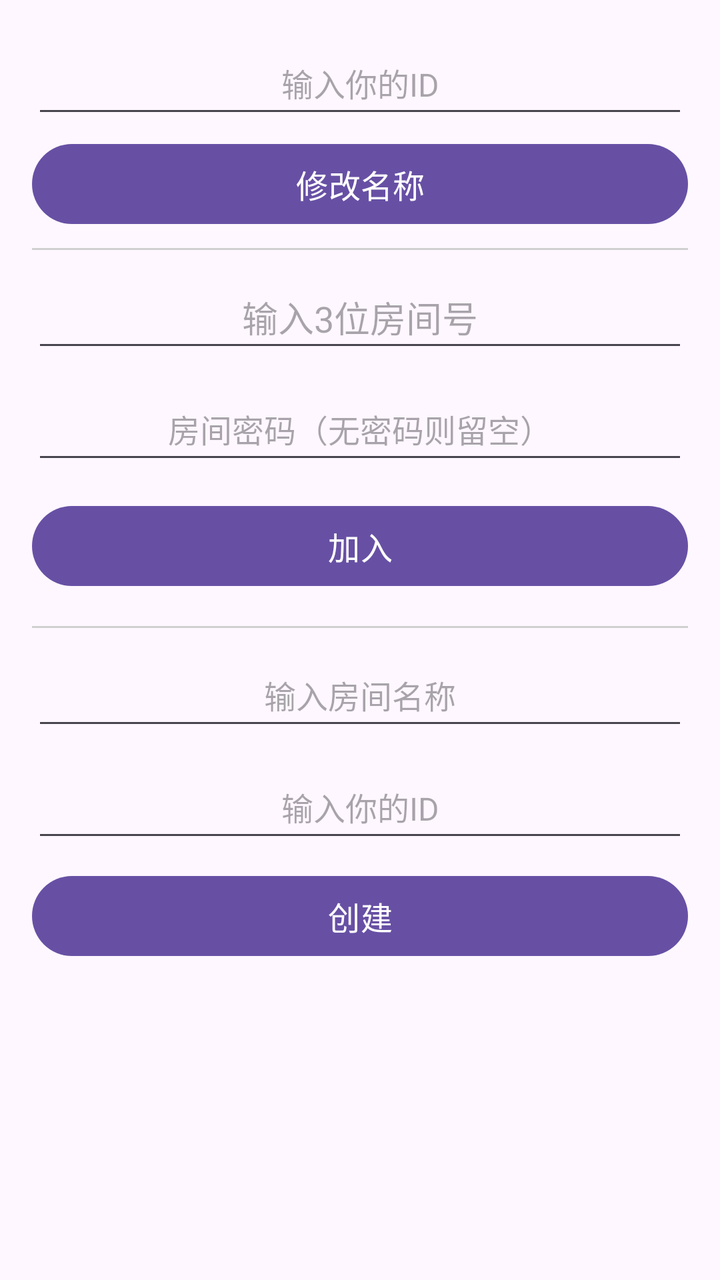
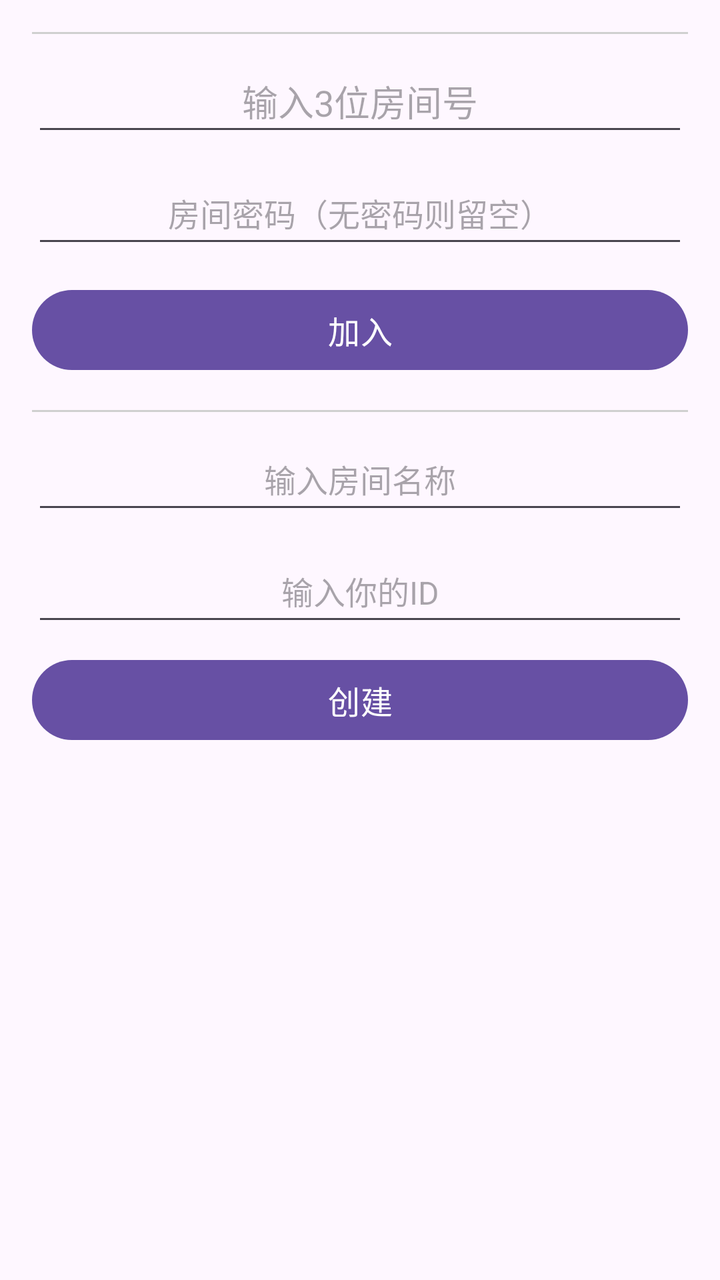

Before-and-after screenshots of an Android layout around one commit, followed by the original layout XML and the change that was made.
<!-- AndroidManifest.xml: application theme Theme.Boss -->
<!-- res/layout/dialog_room.xml -->
<?xml version="1.0" encoding="utf-8"?>
<ScrollView xmlns:android="http://schemas.android.com/apk/res/android"
    android:layout_width="match_parent"
    android:layout_height="match_parent"
    android:fillViewport="true">
<LinearLayout
    android:layout_width="match_parent"
    android:layout_height="wrap_content"
    android:orientation="vertical"
    android:padding="16dp">

    <EditText
        android:id="@+id/room_name_edit"
        android:layout_width="match_parent"
        android:layout_height="48dp"
        android:hint="@string/create_user_name_hint"
        android:inputType="text"
        android:maxLength="10"
        android:textSize="16sp"
        android:layout_marginBottom="4dp"
        android:gravity="center"/>

    <Button
        android:id="@+id/btn_change_name"
        android:layout_width="match_parent"
        android:layout_height="48dp"
        android:layout_marginBottom="8dp"
        android:text="@string/change_name"
        android:textSize="16sp" />

    <View
        android:layout_width="match_parent"
        android:layout_height="1dp"
        android:background="#D0D0D0"
        android:layout_marginBottom="8dp" />

    <EditText
        android:id="@+id/room_id_input"
        android:layout_width="match_parent"
        android:layout_height="48dp"
        android:gravity="center"
        android:hint="@string/join_room_id_hint"
        android:inputType="number"
        android:maxLength="3"
        android:textSize="18sp" />

    <EditText
        android:id="@+id/room_password_input"
        android:layout_width="match_parent"
        android:layout_height="48dp"
        android:layout_marginTop="8dp"
        android:hint="@string/room_password_hint"
        android:inputType="textPassword"
        android:maxLength="20"
        android:textSize="16sp"
        android:gravity="center" />

    <Button
        android:id="@+id/btn_join_room"
        android:layout_width="match_parent"
        android:layout_height="48dp"
        android:layout_marginTop="12dp"
        android:text="@string/join_room_btn"
        android:textSize="16sp" />

    <View
        android:layout_width="match_parent"
        android:layout_height="1dp"
        android:layout_marginTop="16dp"
        android:layout_marginBottom="8dp"
        android:background="#D0D0D0" />

    <EditText
        android:id="@+id/room_name_input"
        android:layout_width="match_parent"
        android:layout_height="48dp"
        android:hint="@string/room_name_hint_create"
        android:inputType="text"
        android:maxLength="10"
        android:textSize="16sp"
        android:gravity="center" />

    <EditText
        android:id="@+id/create_user_name"
        android:layout_width="match_parent"
        android:layout_height="48dp"
        android:layout_marginTop="8dp"
        android:hint="@string/create_user_name_hint"
        android:inputType="text"
        android:maxLength="10"
        android:textSize="16sp"
        android:gravity="center" />

    <Button
        android:id="@+id/btn_create_room"
        android:layout_width="match_parent"
        android:layout_height="48dp"
        android:layout_marginTop="8dp"
        android:text="@string/room_create"
        android:textSize="16sp" />

</LinearLayout>
</ScrollView>
<!-- resources referenced by this layout -->
<resources>
  <string name="change_name">修改名称</string>
  <string name="create_user_name_hint">输入你的ID</string>
  <string name="join_room_btn">加入</string>
  <string name="join_room_id_hint">输入3位房间号</string>
  <string name="room_create">创建</string>
  <string name="room_name_hint_create">输入房间名称</string>
  <string name="room_password_hint">房间密码（无密码则留空）</string>
  <style name="Theme.Boss" parent="Base.Theme.Boss" />
  <style name="Base.Theme.Boss" parent="Theme.Material3.DayNight.NoActionBar">
          
          
      </style>
</resources>

<!-- the commit's change to res/layout/dialog_room.xml (unified diff, before → after) -->
@@ -18,7 +18,8 @@
         android:maxLength="10"
         android:textSize="16sp"
         android:layout_marginBottom="4dp"
-        android:gravity="center"/>
+        android:gravity="center"
+        android:visibility="gone"/>
 
     <Button
         android:id="@+id/btn_change_name"
@@ -26,7 +27,8 @@
         android:layout_height="48dp"
         android:layout_marginBottom="8dp"
         android:text="@string/change_name"
-        android:textSize="16sp" />
+        android:textSize="16sp"
+        android:visibility="gone" />
 
     <View
         android:layout_width="match_parent"
